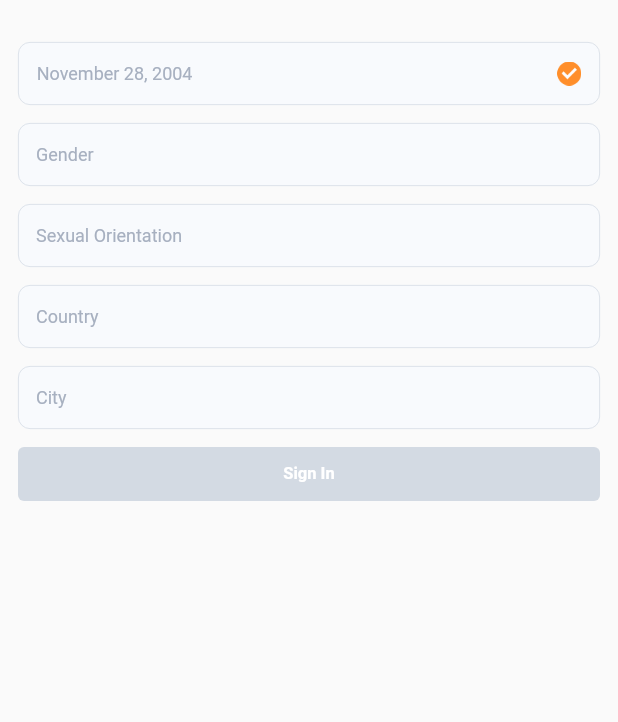
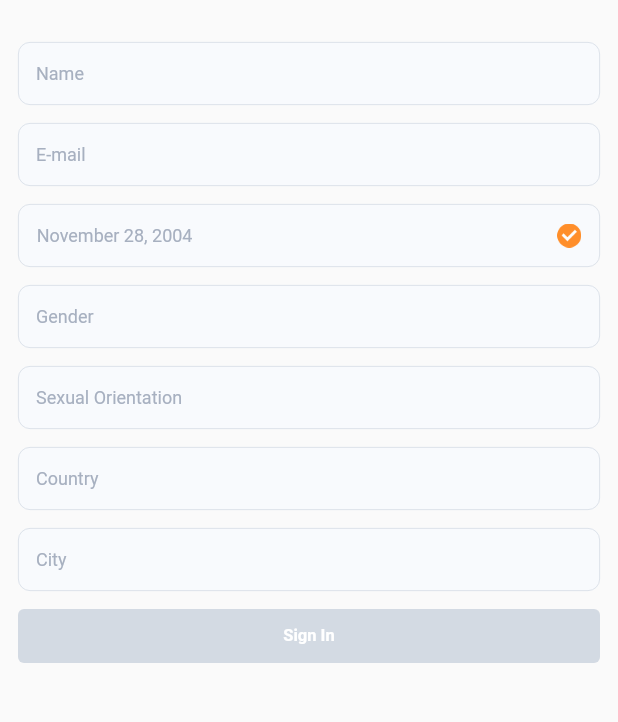
Before and after one commit to andreleitejr/pingo, a Flutter app: the SignUpInfoPage screen opened directly, on a phone screen of 412 x 824 dp, the part 48-770 px from its top. Run offline on Flutter 3.47's test engine with Material 2 defaults, Android fonts, the phone set to English and light mode, and no system bars; our stand-ins replace cloud_firestore, csc_picker, diacritic, firebase_auth, firebase_core, firebase_storage and 13 more; missing offline and left inert: app_settings, blurhash, custom_map_markers, flutter_rounded_date_picker; accounts and stored records are empty.

Commit message:
cleaning and adjusts

```diff
--- a/lib/features/auth/landing/landing_controller.dart
+++ b/lib/features/auth/pages/landing/landing_controller.dart
@@ -1,7 +1,7 @@
 import 'package:firebase_auth/firebase_auth.dart' as auth;
 import 'package:flutter/foundation.dart';
 import 'package:get/get.dart';
-import 'package:pingo/features/auth/landing/landing_page.dart';
+import 'package:pingo/features/auth/pages/landing/landing_page.dart';
 import 'package:pingo/main.dart';
 import 'package:pingo/models/user.dart';
 import 'package:pingo/repositories/user_repository.dart';
--- a/lib/features/auth/landing/landing_page.dart
+++ b/lib/features/auth/pages/landing/landing_page.dart
@@ -1,8 +1,8 @@
 import 'package:flutter/material.dart';
 import 'package:flutter/services.dart';
 import 'package:get/get.dart';
-import 'package:pingo/features/auth/landing/landing_controller.dart';
-import 'package:pingo/features/auth/signup/signup_page.dart';
+import 'package:pingo/features/auth/pages/landing/landing_controller.dart';
+import 'package:pingo/features/auth/pages/signup/signup_page.dart';
 import 'package:pingo/features/home/base_page.dart';
 import 'package:pingo/features/profile/edit/profile_keywords_selection.dart';
 import 'package:pingo/widgets/design_loading_page.dart';
--- a/lib/features/auth/signin/sigin_controller.dart
+++ b/lib/features/auth/pages/signin/sigin_controller.dart
@@ -1,6 +1,6 @@
 import 'package:get/get.dart';
 import 'package:pingo/features/auth/repositories/auth_repository.dart';
-import 'package:pingo/features/auth/signin/signin_page.dart';
+import 'package:pingo/features/auth/pages/signin/signin_page.dart';
 
 class SignInController extends GetxController {
   SignInController(this.navigator);
--- a/lib/features/auth/signin/signin_page.dart
+++ b/lib/features/auth/pages/signin/signin_page.dart
@@ -6,8 +6,8 @@ import 'package:pingo/constants/design_size.dart';
 import 'package:pingo/constants/design_text_style.dart';
 import 'package:pingo/core/extensions.dart';
 import 'package:pingo/features/auth/repositories/auth_repository.dart';
-import 'package:pingo/features/auth/signin/sigin_controller.dart';
-import 'package:pingo/features/auth/signup/signup_info_page.dart';
+import 'package:pingo/features/auth/pages/signin/sigin_controller.dart';
+import 'package:pingo/features/auth/pages/signup/signup_info_page.dart';
 import 'package:pingo/features/home/base_page.dart';
 import 'package:pingo/widgets/design_appbar.dart';
 import 'package:pingo/widgets/design_button.dart';
--- a/lib/features/auth/signup/signup_info_page.dart
+++ b/lib/features/auth/pages/signup/signup_info_page.dart
@@ -4,7 +4,7 @@ import 'package:pingo/constants/design_color.dart';
 import 'package:pingo/constants/design_size.dart';
 import 'package:pingo/core/extensions.dart';
 import 'package:pingo/features/auth/repositories/auth_repository.dart';
-import 'package:pingo/features/auth/signup/signup_controller.dart';
+import 'package:pingo/features/auth/pages/signup/signup_controller.dart';
 import 'package:pingo/features/profile/edit/profile_keywords_selection.dart';
 import 'package:pingo/models/gender.dart';
 import 'package:pingo/models/orientation.dart';
@@ -39,6 +39,24 @@ class _SignUpInfoPageState extends State<SignUpInfoPage> {
         padding: const EdgeInsets.all(DesignSize.mediumSpace),
         child: ListView(
           children: [
+            Obx(
+              () => DesignTextInput(
+                initialValue: controller.name.value,
+                hint: 'Name',
+                onChanged: controller.setName,
+                isValid: controller.nameValid,
+              ),
+            ),
+            const DesignSpace(),
+            Obx(
+              () => DesignTextInput(
+                initialValue: controller.email.value,
+                hint: 'E-mail',
+                onChanged: controller.setEmail,
+                isValid: controller.emailValid,
+              ),
+            ),
+            const DesignSpace(),
             Obx(
               () => DesignDateInput(
                 hint: 'Birthday',
--- a/lib/features/auth/signup/signup_page.dart
+++ b/lib/features/auth/pages/signup/signup_page.dart
@@ -5,9 +5,9 @@ import 'package:pingo/constants/design_color.dart';
 import 'package:pingo/constants/design_images.dart';
 import 'package:pingo/constants/design_size.dart';
 import 'package:pingo/constants/design_text_style.dart';
-import 'package:pingo/features/auth/signin/signin_page.dart';
-import 'package:pingo/features/auth/signup/signup_controller.dart';
-import 'package:pingo/features/auth/signup/signup_info_page.dart';
+import 'package:pingo/features/auth/pages/signin/signin_page.dart';
+import 'package:pingo/features/auth/pages/signup/signup_controller.dart';
+import 'package:pingo/features/auth/pages/signup/signup_info_page.dart';
 import 'package:pingo/widgets/design_button.dart';
 import 'package:pingo/widgets/design_check_box.dart';
 import 'package:pingo/widgets/design_text_input.dart';
--- a/lib/features/profile/read/profile_read_page.dart
+++ b/lib/features/profile/read/profile_read_page.dart
@@ -7,7 +7,7 @@ import 'package:pingo/constants/design_text_style.dart';
 import 'package:pingo/features/profile/edit/info/profile_info_edit_page.dart';
 import 'package:pingo/services/current_location.dart';
 import 'package:pingo/features/auth/repositories/auth_repository.dart';
-import 'package:pingo/features/auth/signin/signin_page.dart';
+import 'package:pingo/features/auth/pages/signin/signin_page.dart';
 import 'package:pingo/models/user.dart';
 import 'package:pingo/widgets/design_appbar.dart';
 import 'package:pingo/widgets/design_icon.dart';
--- a/lib/main.dart
+++ b/lib/main.dart
@@ -1,6 +1,6 @@
 import 'package:firebase_core/firebase_core.dart';
 import 'package:flutter/material.dart';
-import 'package:pingo/features/auth/landing/landing_page.dart';
+import 'package:pingo/features/auth/pages/landing/landing_page.dart';
 
 bool isAdmin = false;
 
```
Also changed, not shown: lib/features/auth/pages/signup/signup_controller.dart (renamed from lib/features/auth/signup/signup_controller.dart).
